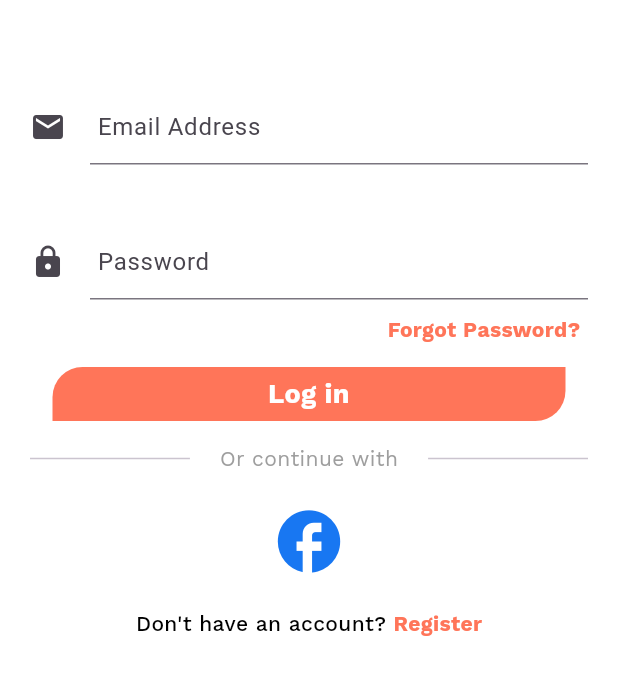
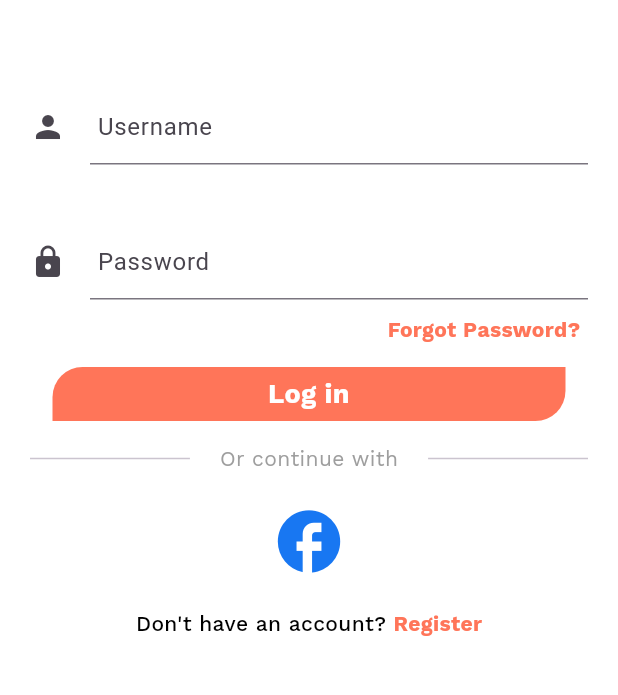
Before and after one commit to Markuuu13/companion, a Flutter app: the screen it shows after launch, on a phone screen of 412 x 824 dp, the part 374-1069 px from its top. Run offline on Flutter 3.47's test engine with Material 3 defaults, Android fonts, the phone set to English and light mode, and no system bars; our stand-ins replace cherry_toast, font_awesome_flutter, get, get_storage, google_fonts, supabase_flutter; missing offline and left inert: dart_jsonwebtoken, super_tooltip; accounts and stored records are empty.

Commit message:
authentication module still on progress

```diff
--- a/lib/main.dart
+++ b/lib/main.dart
@@ -22,12 +22,10 @@ class MyApp extends StatelessWidget {
   // This widget is the root of your application.
   @override
   Widget build(BuildContext context) {
-
-
     SystemChrome.setSystemUIOverlayStyle(
       SystemUiOverlayStyle(
-        statusBarColor: Colors.white, // Background color
-        statusBarIconBrightness: Brightness.dark, // Dark icons for contrast
+        statusBarColor: Colors.white,
+        statusBarIconBrightness: Brightness.dark,
       ),
     );
     return GetMaterialApp(
--- a/lib/screens/authentication/login.dart
+++ b/lib/screens/authentication/login.dart
@@ -18,14 +18,14 @@ class LoginPage extends StatefulWidget {
 }
 
 class _LoginPageState extends State<LoginPage> {
-  final TextEditingController emailController = TextEditingController();
+  final TextEditingController username = TextEditingController();
   final TextEditingController passwordController = TextEditingController();
   AuthService authService = AuthService();
   bool isToastVisible = false;
 
   @override
   void dispose() {
-    emailController.dispose();
+    username.dispose();
     passwordController.dispose();
     isToastVisible = false;
     super.dispose();
@@ -34,7 +34,7 @@ class _LoginPageState extends State<LoginPage> {
   void login() async {
     try {
       bool isEmpty =
-          emailController.text.trim().isEmpty ||
+          username.text.trim().isEmpty ||
           passwordController.text.trim().isEmpty;
 
       if (isEmpty) {
@@ -52,7 +52,7 @@ class _LoginPageState extends State<LoginPage> {
 
       bool successLogin = await authService.signIn(
         context: context,
-        email: emailController.text.trim(),
+        username: username.text.trim(),
         password: passwordController.text.trim(),
       );
 
@@ -105,9 +105,9 @@ class _LoginPageState extends State<LoginPage> {
                   Image.asset("assets/companion_logo.png", width: 250),
                   SizedBox(height: 60),
                   CustomTextField(
-                    labeltext: 'Email Address',
-                    icon: Icon(Icons.email),
-                    controller: emailController,
+                    labeltext: 'Username',
+                    icon: Icon(Icons.person),
+                    controller: username,
                   ),
                   SizedBox(height: 40),
                   CustomTextField(
--- a/lib/service/auth_service.dart
+++ b/lib/service/auth_service.dart
@@ -131,13 +131,13 @@ class AuthService {
   // }
   Future<bool> signIn({
     required BuildContext context,
-    required String email,
+    required String username,
     required String password,
   }) async {
     try {
       var response = await http.post(
         Uri.parse('$backendUrl/login'),
-        body: jsonEncode({'email': email, 'password': password}),
+        body: jsonEncode({'username': username, 'password': password}),
         headers: <String, String>{
           "Content-Type": "application/json; charset=UTF-8",
         },
```
Also changed, not shown: lib/screens/authentication/signup.dart (+92 -24 lines), lib/service/app_service.dart (+6 -14 lines), 3 other files.
